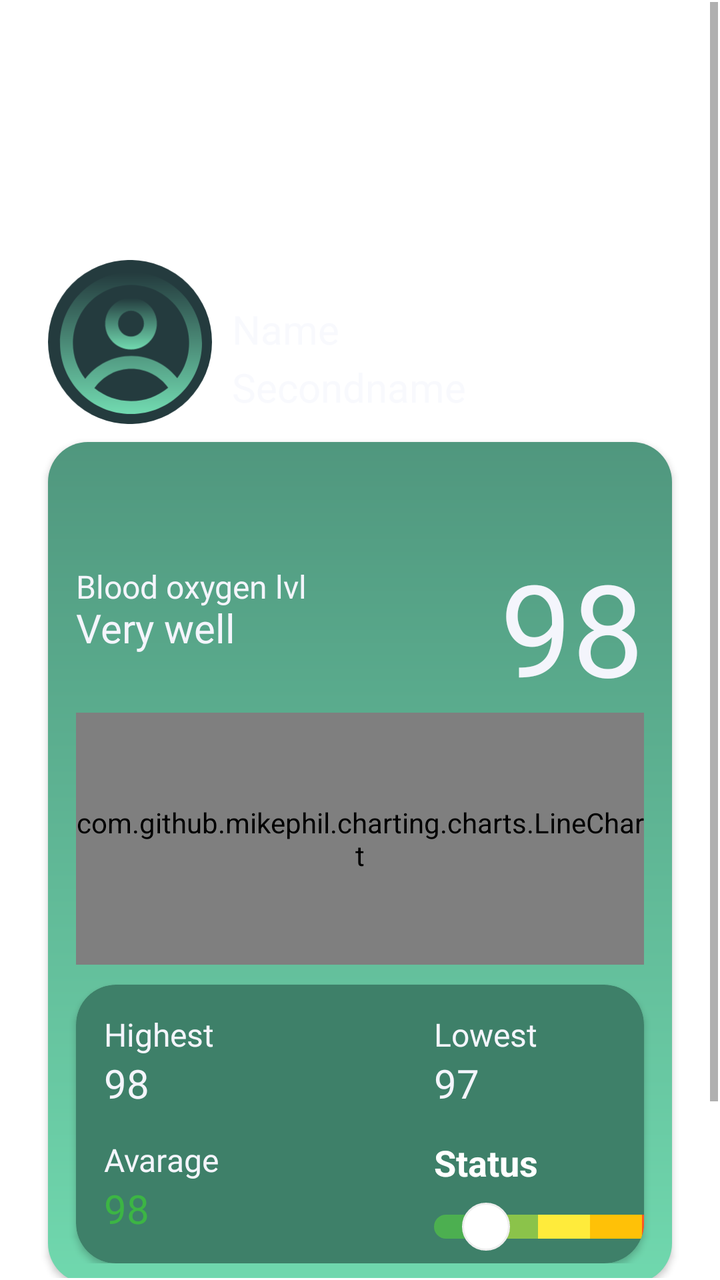
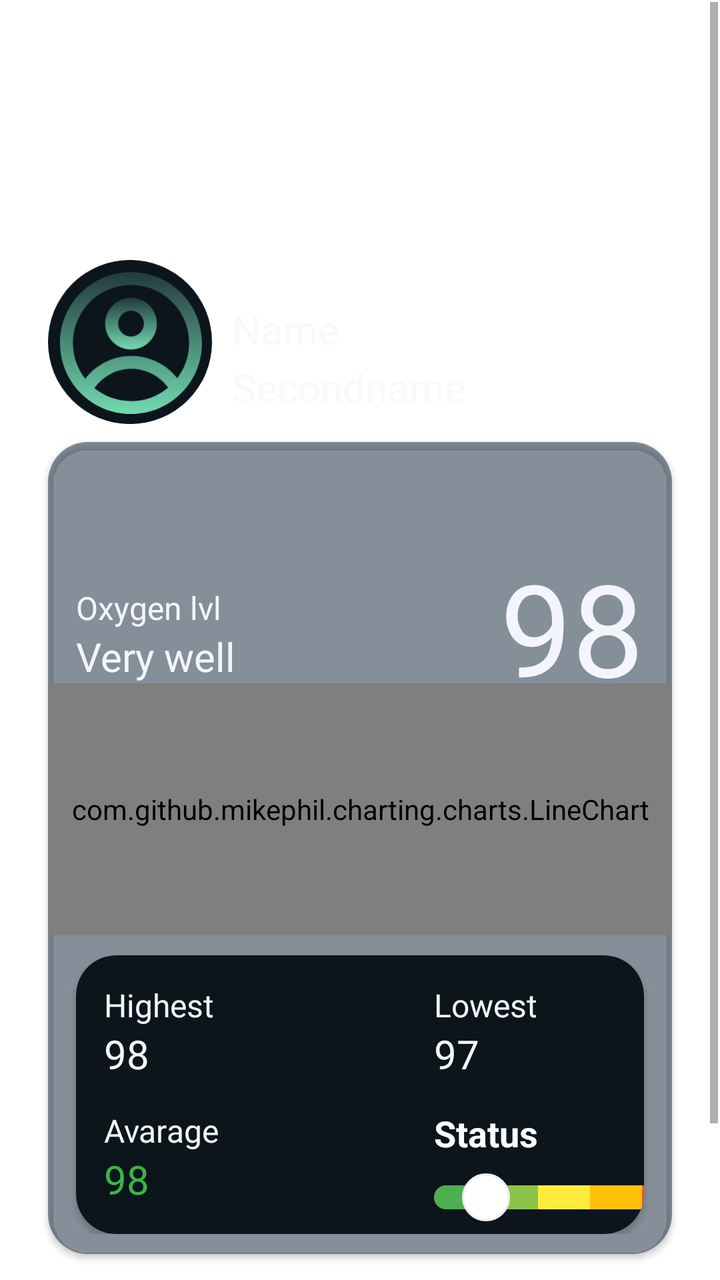

Two renders of the same Android screen: before a commit and after it. Below are the layout's source before the change and the commit's diff.
<!-- AndroidManifest.xml: application theme Theme.FitnesApp -->
<!-- res/layout/fragment_oxygen.xml -->
<?xml version="1.0" encoding="utf-8"?>
<androidx.constraintlayout.widget.ConstraintLayout xmlns:android="http://schemas.android.com/apk/res/android"
    xmlns:app="http://schemas.android.com/apk/res-auto"
    xmlns:tools="http://schemas.android.com/tools"
    android:layout_width="match_parent"
    android:layout_height="match_parent"
    tools:context=".ui.oxygenlevel.OxygenFragment">

    <ScrollView
        android:layout_width="match_parent"
        android:layout_height="match_parent"
        android:layout_marginStart="1dp"
        android:layout_marginTop="1dp"
        android:layout_marginEnd="1dp"
        android:layout_marginBottom="1dp"
        android:contentDescription="@string/app_name"
        app:layout_constraintBottom_toBottomOf="parent"
        app:layout_constraintEnd_toEndOf="parent"
        app:layout_constraintStart_toStartOf="parent"
        app:layout_constraintTop_toTopOf="parent">


        <RelativeLayout
            android:layout_width="match_parent"
            android:layout_height="match_parent">
            <ImageView
                android:id="@+id/imageView3"
                android:layout_width="82dp"
                android:layout_height="82dp"
                android:layout_alignParentStart="true"
                android:layout_alignParentTop="true"
                android:layout_marginStart="23dp"
                android:layout_marginTop="129dp"
                android:layout_marginBottom="0dp"
                android:src="@drawable/ic_profile_icon" />

            <TextView
                android:id="@+id/textView2"
                android:layout_width="wrap_content"
                android:layout_height="wrap_content"
                android:layout_alignTop="@+id/imageView3"
                android:layout_marginStart="10dp"
                android:layout_marginTop="21dp"
                android:layout_toEndOf="@+id/imageView3"
                android:text="Name"
                android:textColor="@color/text_smuf"
                android:textSize="20sp" />

            <TextView
                android:id="@+id/textView3"
                android:layout_width="wrap_content"
                android:layout_height="wrap_content"
                android:layout_alignTop="@+id/imageView3"
                android:layout_marginStart="10dp"
                android:layout_marginTop="50dp"
                android:layout_toEndOf="@+id/imageView3"
                android:text="Secondname"
                android:textColor="@color/text_smuf"
                android:textSize="20sp" />

            <androidx.cardview.widget.CardView
                android:id="@+id/cardView"
                android:layout_width="match_parent"
                android:layout_height="wrap_content"
                android:layout_alignParentStart="true"
                android:layout_alignParentTop="true"
                android:layout_alignParentEnd="true"
                android:layout_marginStart="23dp"
                android:layout_marginLeft="23dp"
                android:layout_marginTop="220dp"
                android:layout_marginEnd="23dp"
                android:layout_marginRight="23dp"
                android:layout_marginBottom="100dp"
                app:cardBackgroundColor="@android:color/transparent"
                app:cardCornerRadius="20dp">

                <androidx.constraintlayout.widget.ConstraintLayout
                    android:layout_width="match_parent"
                    android:layout_height="match_parent"
                    android:background="@drawable/bg_element"
                    android:paddingBottom="10dp">


                    <androidx.recyclerview.widget.RecyclerView
                        android:id="@+id/recyclerView"
                        android:layout_width="match_parent"
                        android:layout_height="50dp"
                        app:layout_constraintEnd_toEndOf="parent"
                        app:layout_constraintStart_toStartOf="parent"
                        app:layout_constraintTop_toTopOf="parent" />

                    <TextView
                        android:id="@+id/tvOxygenScore"
                        android:layout_width="wrap_content"
                        android:layout_height="wrap_content"
                        android:layout_marginEnd="14dp"
                        android:fontFamily="@font/nobile_bold"
                        android:text="98"
                        android:textColor="@color/text"
                        android:textSize="64sp"
                        app:layout_constraintEnd_toEndOf="parent"
                        app:layout_constraintTop_toBottomOf="@+id/recyclerView" />

                    <TextView
                        android:id="@+id/textView8"
                        android:layout_width="wrap_content"
                        android:layout_height="wrap_content"
                        android:layout_marginStart="14dp"
                        android:layout_marginTop="15dp"
                        android:fontFamily="@font/nobile"
                        android:text="@string/text_oxygenLvl"
                        android:textColor="@color/text"
                        android:textSize="16sp"
                        app:layout_constraintBottom_toTopOf="@+id/tvOxygenQuality"
                        app:layout_constraintStart_toStartOf="parent"
                        app:layout_constraintTop_toBottomOf="@+id/recyclerView" />

                    <TextView
                        android:id="@+id/tvOxygenQuality"
                        android:layout_width="wrap_content"
                        android:layout_height="wrap_content"
                        android:layout_marginStart="14dp"
                        android:fontFamily="@font/nobile_bold"
                        android:text="Very well"
                        android:textColor="@color/text"
                        android:textSize="20sp"
                        app:layout_constraintBottom_toTopOf="@+id/chartOxygenInfo"
                        app:layout_constraintStart_toStartOf="parent"
                        app:layout_constraintTop_toBottomOf="@+id/recyclerView" />

                    <com.github.mikephil.charting.charts.LineChart
                        android:id="@+id/chartOxygenInfo"
                        android:layout_width="match_parent"
                        android:layout_height="126dp"
                        android:layout_gravity="bottom"
                        android:layout_marginStart="14dp"
                        android:layout_marginEnd="14dp"
                        android:foregroundGravity="bottom"
                        app:layout_constraintEnd_toEndOf="parent"
                        app:layout_constraintStart_toStartOf="parent"
                        app:layout_constraintTop_toBottomOf="@+id/tvOxygenScore" />

                    <androidx.cardview.widget.CardView
                        android:id="@+id/cardView2"
                        android:layout_width="match_parent"
                        android:layout_height="wrap_content"
                        android:layout_marginStart="14dp"
                        android:layout_marginTop="10dp"
                        android:layout_marginEnd="14dp"
                        app:cardBackgroundColor="@color/secondary"
                        app:cardCornerRadius="20dp"
                        app:layout_constraintEnd_toEndOf="parent"
                        app:layout_constraintStart_toStartOf="parent"
                        app:layout_constraintTop_toBottomOf="@+id/chartOxygenInfo">

                        <androidx.constraintlayout.widget.ConstraintLayout
                            android:layout_width="match_parent"
                            android:layout_height="wrap_content">

                            <TextView
                                android:id="@+id/textView21"
                                android:layout_width="wrap_content"
                                android:layout_height="wrap_content"
                                android:layout_marginStart="14dp"
                                android:layout_marginBottom="14dp"
                                android:fontFamily="@font/nobile"
                                android:text="98"
                                android:textColor="@color/weight_green"
                                android:textSize="20sp"
                                app:layout_constraintBottom_toBottomOf="parent"
                                app:layout_constraintStart_toStartOf="parent"
                                app:layout_constraintTop_toBottomOf="@+id/textView18" />

                            <TextView
                                android:id="@+id/textView18"
                                android:layout_width="wrap_content"
                                android:layout_height="wrap_content"
                                android:layout_marginStart="14dp"
                                android:layout_marginTop="14dp"
                                android:fontFamily="@font/nobile_bold"
                                android:text="Avarage"
                                android:textColor="@color/text"
                                android:textSize="16sp"
                                app:layout_constraintStart_toStartOf="parent"
                                app:layout_constraintTop_toBottomOf="@+id/textView19" />

                            <TextView
                                android:id="@+id/textView19"
                                android:layout_width="wrap_content"
                                android:layout_height="wrap_content"
                                android:layout_marginStart="14dp"
                                android:fontFamily="@font/nobile"
                                android:text="98"
                                android:textColor="@color/text"
                                android:textSize="20sp"
                                app:layout_constraintStart_toStartOf="parent"
                                app:layout_constraintTop_toBottomOf="@+id/textView13" />

                            <TextView
                                android:id="@+id/textView17"
                                android:layout_width="wrap_content"
                                android:layout_height="wrap_content"
                                android:fontFamily="@font/nobile"
                                android:text="97"
                                android:textColor="@color/text"
                                android:textSize="20sp"
                                app:layout_constraintStart_toStartOf="@+id/guideline3"
                                app:layout_constraintTop_toBottomOf="@+id/textView14" />

                            <LinearLayout
                                android:layout_width="130dp"
                                android:layout_height="wrap_content"
                                android:layout_marginTop="14dp"
                                android:orientation="vertical"
                                app:layout_constraintStart_toStartOf="@+id/guideline3"
                                app:layout_constraintTop_toBottomOf="@+id/textView17">

                                <TextView
                                    android:layout_width="wrap_content"
                                    android:layout_height="wrap_content"
                                    android:layout_marginBottom="8dp"
                                    android:text="Status"
                                    android:textColor="@android:color/white"
                                    android:textSize="18sp"
                                    android:textStyle="bold" />

                                <FrameLayout
                                    android:layout_width="match_parent"
                                    android:layout_height="wrap_content">

                                    <androidx.cardview.widget.CardView
                                        android:layout_width="match_parent"
                                        android:layout_height="12dp"
                                        android:layout_gravity="center_vertical"
                                        app:cardBackgroundColor="@android:color/transparent"
                                        app:cardCornerRadius="6dp"
                                        app:cardElevation="0dp">

                                        <LinearLayout
                                            android:layout_width="match_parent"
                                            android:layout_height="match_parent"
                                            android:orientation="horizontal"
                                            android:weightSum="5">

                                            <View
                                                android:layout_width="0dp"
                                                android:layout_height="match_parent"
                                                android:layout_weight="1"
                                                android:background="#4CAF50" />

                                            <View
                                                android:layout_width="0dp"
                                                android:layout_height="match_parent"
                                                android:layout_weight="1"
                                                android:background="#8BC34A" />

                                            <View
                                                android:layout_width="0dp"
                                                android:layout_height="match_parent"
                                                android:layout_weight="1"
                                                android:background="#FFEB3B" />

                                            <View
                                                android:layout_width="0dp"
                                                android:layout_height="match_parent"
                                                android:layout_weight="1"
                                                android:background="#FFC107" />

                                            <View
                                                android:layout_width="0dp"
                                                android:layout_height="match_parent"
                                                android:layout_weight="1"
                                                android:background="#FF5722" />
                                        </LinearLayout>
                                    </androidx.cardview.widget.CardView>

                                    <SeekBar
                                        android:id="@+id/statusBar"
                                        android:layout_width="match_parent"
                                        android:layout_height="wrap_content"
                                        android:layout_gravity="center_vertical"
                                        android:max="100"
                                        android:paddingStart="0dp"
                                        android:paddingEnd="0dp"
                                        android:progress="20"
                                        android:progressDrawable="@android:color/transparent"
                                        android:splitTrack="false"
                                        android:thumb="@drawable/custom_thumb" />

                                </FrameLayout>
                            </LinearLayout>

                            <TextView
                                android:id="@+id/textView14"
                                android:layout_width="wrap_content"
                                android:layout_height="wrap_content"
                                android:layout_marginTop="14dp"
                                android:fontFamily="@font/nobile_bold"
                                android:text="Lowest"
                                android:textColor="@color/text"
                                android:textSize="16sp"
                                app:layout_constraintStart_toStartOf="@+id/guideline3"
                                app:layout_constraintTop_toTopOf="parent" />

                            <TextView
                                android:id="@+id/textView13"
                                android:layout_width="wrap_content"
                                android:layout_height="wrap_content"
                                android:layout_marginStart="14dp"
                                android:layout_marginTop="14dp"
                                android:fontFamily="@font/nobile_bold"
                                android:text="Highest"
                                android:textColor="@color/text"
                                android:textSize="16sp"
                                app:layout_constraintStart_toStartOf="parent"
                                app:layout_constraintTop_toTopOf="parent" />

                            <androidx.constraintlayout.widget.Guideline
                                android:id="@+id/guideline3"
                                android:layout_width="wrap_content"
                                android:layout_height="wrap_content"
                                android:foregroundGravity="center"
                                android:orientation="vertical"
                                app:layout_constraintEnd_toEndOf="parent"
                                app:layout_constraintGuide_begin="179dp"
                                app:layout_constraintStart_toStartOf="parent"
                                app:layout_constraintTop_toTopOf="parent" />

                        </androidx.constraintlayout.widget.ConstraintLayout>
                    </androidx.cardview.widget.CardView>


                </androidx.constraintlayout.widget.ConstraintLayout>

            </androidx.cardview.widget.CardView>

        </RelativeLayout>
    </ScrollView>
</androidx.constraintlayout.widget.ConstraintLayout>
<!-- resources referenced by this layout -->
<resources>
  <color name="secondary">#3E8069</color>
  <color name="text">#F4F5FC</color>
  <color name="text_smuf">#99F4F5FC</color>
  <color name="weight_green">#3CB544</color>
  <!-- drawable bg_element (drawable) -->
  <?xml version="1.0" encoding="utf-8"?>
  <shape xmlns:android="http://schemas.android.com/apk/res/android"
      android:shape="rectangle">
  
      <gradient
          android:type="linear"
          android:angle="-90"
          android:startColor="#50977E"
          android:endColor="#70D8AE" />
  
  </shape>
  <!-- drawable custom_thumb (drawable) -->
  <?xml version="1.0" encoding="utf-8"?>
  <shape xmlns:android="http://schemas.android.com/apk/res/android"
      android:shape="oval">
      <solid android:color="@android:color/white" />
      <size
          android:width="24dp"
          android:height="24dp" />
      <stroke
          android:width="1dp"
          android:color="#EEEEEE" />
  </shape>
  <!-- drawable ic_profile_icon: vector/xml drawable (drawable, 2824 chars, omitted) -->
  <string name="app_name" translatable="false">FitnesApp</string>
  <string name="text_oxygenLvl">Blood oxygen lvl</string>
  <style name="Theme.FitnesApp" parent="Theme.MaterialComponents.DayNight.NoActionBar">
  
          <item name="colorPrimary">@color/accent_color</item>
          <item name="colorPrimaryVariant">@color/secondary</item>
          <item name="colorOnPrimary">@color/black</item>
          <item name="colorSecondary">@color/teal_200</item>
          <item name="colorSecondaryVariant">@color/teal_200</item>
          <item name="colorOnSecondary">@color/black</item>
  
          <item name="android:statusBarColor">@android:color/transparent</item>
          <item name="android:windowLightStatusBar">false</item>
      </style>
  <color name="accent_color">#81EDA0</color>
  <color name="black">#FF000000</color>
  <color name="teal_200">#FF03DAC5</color>
</resources>

<!-- the commit's change to res/layout/fragment_oxygen.xml (unified diff, before → after) -->
@@ -77,12 +77,12 @@
                 <androidx.constraintlayout.widget.ConstraintLayout
                     android:layout_width="match_parent"
                     android:layout_height="match_parent"
-                    android:background="@drawable/bg_element"
+                    android:background="@color/background_50"
                     android:paddingBottom="10dp">
 
 
                     <androidx.recyclerview.widget.RecyclerView
-                        android:id="@+id/recyclerView"
+                        android:id="@+id/recyclerViewOxygen"
                         android:layout_width="match_parent"
                         android:layout_height="50dp"
                         app:layout_constraintEnd_toEndOf="parent"
@@ -99,7 +99,7 @@
                         android:textColor="@color/text"
                         android:textSize="64sp"
                         app:layout_constraintEnd_toEndOf="parent"
-                        app:layout_constraintTop_toBottomOf="@+id/recyclerView" />
+                        app:layout_constraintTop_toBottomOf="@+id/recyclerViewOxygen" />
 
                     <TextView
                         android:id="@+id/textView8"
@@ -113,7 +113,7 @@
                         android:textSize="16sp"
                         app:layout_constraintBottom_toTopOf="@+id/tvOxygenQuality"
                         app:layout_constraintStart_toStartOf="parent"
-                        app:layout_constraintTop_toBottomOf="@+id/recyclerView" />
+                        app:layout_constraintTop_toBottomOf="@+id/recyclerViewSleep" />
 
                     <TextView
                         android:id="@+id/tvOxygenQuality"
@@ -126,15 +126,14 @@
                         android:textSize="20sp"
                         app:layout_constraintBottom_toTopOf="@+id/chartOxygenInfo"
                         app:layout_constraintStart_toStartOf="parent"
-                        app:layout_constraintTop_toBottomOf="@+id/recyclerView" />
+                        app:layout_constraintTop_toBottomOf="@+id/recyclerViewSleep" />
 
                     <com.github.mikephil.charting.charts.LineChart
                         android:id="@+id/chartOxygenInfo"
                         android:layout_width="match_parent"
                         android:layout_height="126dp"
                         android:layout_gravity="bottom"
-                        android:layout_marginStart="14dp"
-                        android:layout_marginEnd="14dp"
+                        android:layout_marginTop="-15dp"
                         android:foregroundGravity="bottom"
                         app:layout_constraintEnd_toEndOf="parent"
                         app:layout_constraintStart_toStartOf="parent"
@@ -182,10 +181,10 @@
                                 android:textColor="@color/text"
                                 android:textSize="16sp"
                                 app:layout_constraintStart_toStartOf="parent"
-                                app:layout_constraintTop_toBottomOf="@+id/textView19" />
-
-                            <TextView
-                                android:id="@+id/textView19"
+                                app:layout_constraintTop_toBottomOf="@+id/tvHighestWeight" />
+
+                            <TextView
+                                android:id="@+id/tvHighestWeight"
                                 android:layout_width="wrap_content"
                                 android:layout_height="wrap_content"
                                 android:layout_marginStart="14dp"
@@ -197,7 +196,7 @@
                                 app:layout_constraintTop_toBottomOf="@+id/textView13" />
 
                             <TextView
-                                android:id="@+id/textView17"
+                                android:id="@+id/tvLowestWeight"
                                 android:layout_width="wrap_content"
                                 android:layout_height="wrap_content"
                                 android:fontFamily="@font/nobile"
@@ -213,7 +212,7 @@
                                 android:layout_marginTop="14dp"
                                 android:orientation="vertical"
                                 app:layout_constraintStart_toStartOf="@+id/guideline3"
-                                app:layout_constraintTop_toBottomOf="@+id/textView17">
+                                app:layout_constraintTop_toBottomOf="@+id/tvLowestWeight">
 
                                 <TextView
                                     android:layout_width="wrap_content"
<!-- resource entries referenced after the edit -->
@@ -1,21 +1,10 @@
 <!-- resources referenced by this layout -->
 <resources>
-  <color name="secondary">#3E8069</color>
+  <color name="background_50">#80142A3E</color>
+  <color name="secondary">#0C151C</color>
   <color name="text">#F4F5FC</color>
   <color name="text_smuf">#99F4F5FC</color>
   <color name="weight_green">#3CB544</color>
-  <!-- drawable bg_element (drawable) -->
-  <?xml version="1.0" encoding="utf-8"?>
-  <shape xmlns:android="http://schemas.android.com/apk/res/android"
-      android:shape="rectangle">
-  
-      <gradient
-          android:type="linear"
-          android:angle="-90"
-          android:startColor="#50977E"
-          android:endColor="#70D8AE" />
-  
-  </shape>
   <!-- drawable custom_thumb (drawable) -->
   <?xml version="1.0" encoding="utf-8"?>
   <shape xmlns:android="http://schemas.android.com/apk/res/android"
@@ -28,9 +17,9 @@
           android:width="1dp"
           android:color="#EEEEEE" />
   </shape>
-  <!-- drawable ic_profile_icon: vector/xml drawable (drawable, 2824 chars, omitted) -->
+  <!-- drawable ic_profile_icon: vector/xml drawable (drawable, 2833 chars, omitted) -->
   <string name="app_name" translatable="false">FitnesApp</string>
-  <string name="text_oxygenLvl">Blood oxygen lvl</string>
+  <string name="text_oxygenLvl">Oxygen lvl</string>
   <style name="Theme.FitnesApp" parent="Theme.MaterialComponents.DayNight.NoActionBar">
   
           <item name="colorPrimary">@color/accent_color</item>
@@ -43,7 +32,7 @@
           <item name="android:statusBarColor">@android:color/transparent</item>
           <item name="android:windowLightStatusBar">false</item>
       </style>
-  <color name="accent_color">#81EDA0</color>
+  <color name="accent_color">#6DD1AA</color>
   <color name="black">#FF000000</color>
   <color name="teal_200">#FF03DAC5</color>
 </resources>
